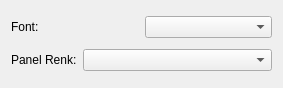
Qt form panel-bottom-widget/contents/ui/config.ui (E-Tahta/eta-widgets) before a commit.
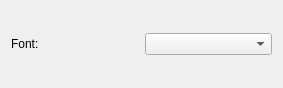
The same form after that commit. Custom widgets are drawn as their Qt base class.

```diff
--- a/panel-bottom-widget/contents/ui/config.ui
+++ b/panel-bottom-widget/contents/ui/config.ui
@@ -31,35 +31,9 @@
      </item>
     </layout>
    </item>
-   <item>
-    <layout class="QHBoxLayout" name="horizontalLayout_3">
-     <item>
-      <widget class="QLabel" name="label_2">
-       <property name="text">
-        <string>Panel Renk:</string>
-       </property>
-      </widget>
-     </item>
-     <item>
-      <widget class="KColorCombo" name="kcfg_panelColor">
-       <property name="sizePolicy">
-        <sizepolicy hsizetype="Expanding" vsizetype="Fixed">
-         <horstretch>0</horstretch>
-         <verstretch>0</verstretch>
-        </sizepolicy>
-       </property>
-      </widget>
-     </item>
-    </layout>
-   </item>
   </layout>
  </widget>
  <customwidgets>
-  <customwidget>
-   <class>KColorCombo</class>
-   <extends>QComboBox</extends>
-   <header>kcolorcombo.h</header>
-  </customwidget>
   <customwidget>
    <class>KComboBox</class>
    <extends>QComboBox</extends>
```
